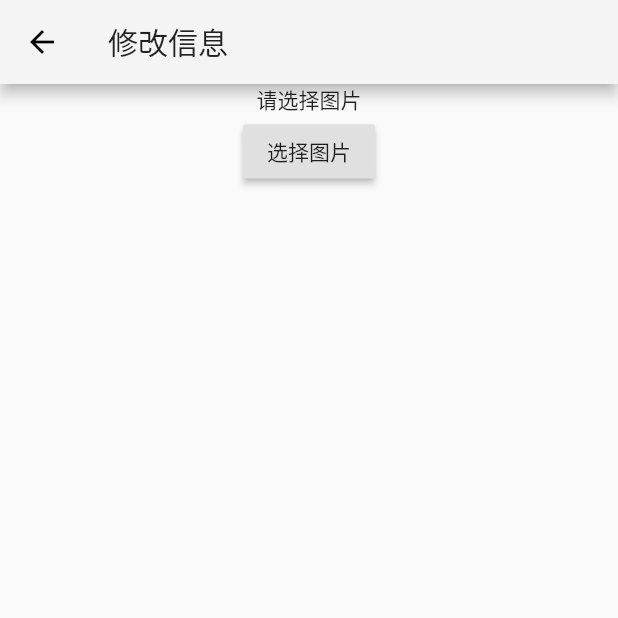
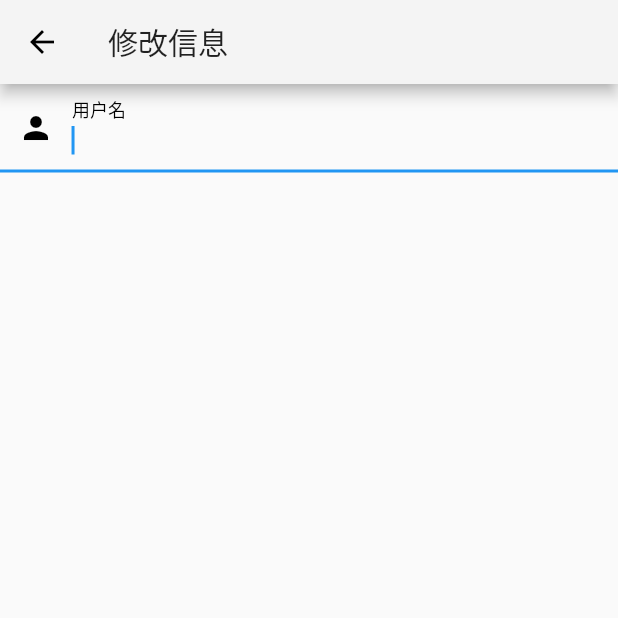
Before and after one commit to 1023198294/SennpaiWord, a Flutter app: the BottomNavigationWidget screen opened directly, item 4 of the bottom bar chosen, after a tap on "修改信息", on a phone screen of 412 x 824 dp, the top half of it. Run offline on Flutter 3.47's test engine with Material 2 defaults, Android fonts, the phone set to English and light mode, and no system bars; our stand-ins replace cookie_jar, dio, fl_chart, fluro, flutter_screenutil, flutter_spinkit and 8 more; missing offline and left inert: notus, zefyr; accounts and stored records are empty; network calls fail.

Commit message:
Change Avartic Implemented

```diff
--- a/lib/login/login.dart
+++ b/lib/login/login.dart
@@ -270,7 +270,7 @@ class _LoginPageState extends State<LoginPage>{
             ),
             //忘记密码按钮，点击执行事件
             onPressed: (){
-              DataUtils.doTestApi(
+              /*DataUtils.doTestApi(
                   {
                   'data':{
                   'username':'hyj0',
@@ -279,7 +279,7 @@ class _LoginPageState extends State<LoginPage>{
                 }
               }).then((res){
                 print(res);
-              });
+              });*/
             },
           ),
           FlatButton(
--- a/lib/login/sign_up.dart
+++ b/lib/login/sign_up.dart
@@ -277,6 +277,7 @@ class _SignUpPageState extends State<SignUpPage>{
               if(userResult == ''){
                 print('sign in error!');
               }else{
+                //DataUtils.image2Base64(userInfoData.transdata.defaultpic).then((res){});
                 setState(() {
                   userInfoData.transdata.userid = userResult;
                   userInfoData.transdata.username =_username;
--- a/lib/page1.dart
+++ b/lib/page1.dart
@@ -18,10 +18,10 @@ class HomePageWidgetState extends State<HomePageWidget>{
 //      ),
       body: Container(
         child: LoginScreen2(
-          backgroundColor1: Color(0xFF444152),
-          backgroundColor2: Color(0xFF6f6c7d),
-          highlightColor: Color(0xfff65aa3),
-          foregroundColor: Colors.white,
+          //backgroundColor1: Color(0xFF444152),
+          //backgroundColor2: Color(0xFF6f6c7d),
+          //highlightColor: Color(0xfff65aa3),
+          //foregroundColor: Colors.white,
 //        logo: new AssetImage("assets/images/full-bloom.png"),
         ),
       ),
--- a/lib/page4.dart
+++ b/lib/page4.dart
@@ -6,6 +6,7 @@ import 'package:share/share.dart';
 import 'package:flutter_app/page4/feedback.dart';
 import 'package:flutter_app/page4/select_list.dart';
 import 'package:flutter_app/utils/data_utils.dart';
+import 'package:image_picker/image_picker.dart';
 class MyPageWidget extends StatefulWidget{
   @override
   State<StatefulWidget> createState() {
@@ -16,10 +17,52 @@ class MyPageWidget extends StatefulWidget{
 class MyPageWidgetState extends State<MyPageWidget>{
   String username;
   String useremail;
+  bool hasVar;
+  var pic;
+  var base642pic;
+  var _imgPath;
+  ImageProvider<dynamic> defaultpic = NetworkImage(
+      'https://ss0.bdstatic.com/94oJfD_bAAcT8t7mm9GUKT-xh_/timg?image&quality=100&size=b4000_4000&sec=1575981417&di=654891dd70bee883c0f3c499f186582c&src=http://pic4.zhimg.com/50/v2-882fb1a465545c31301b9e7f9dfa9fc7_r.jpg'
+  );
   @override
   void initState() {
-
+    DataUtils.base642Image(userInfoData.transdata.avatarpic).then((res){
+      setState(() {
+        base642pic = res;
+        //print(res);
+      });
+    });
+    DataUtils.checkLogin().then((res)
+    {
+      if (res && userInfoData.transdata.avatarpic != '0')
+        {
+          setState(() {
+            pic = base642pic;
+            hasVar = true;
+            print('not default pic');
+          });
+        }else{
+       setState(() {
+         pic =  defaultpic;
+         hasVar = false;
+         print('default pic');
+       });
+      }
+    });
     super.initState();
+  }
+  _openGallery() async{
+    var image = await ImagePicker.pickImage(source:ImageSource.gallery);
+    setState(() {
+      _imgPath = image;
+      pic = FileImage(_imgPath);
+    });
+    DataUtils.image2Base64(_imgPath).then((res){
+      setState(() {
+        userInfoData.transdata.avatarpic = res;
+      });
+    });
+    DataUtils.postUserInfo().then((res){});
   }
   @override
   Widget build(BuildContext context) {
@@ -44,13 +87,37 @@ class MyPageWidgetState extends State<MyPageWidget>{
               decoration: BoxDecoration(
                 image: new DecorationImage(
                   fit: BoxFit.cover,
-                  image: new NetworkImage(
+                  image:pic == null ?
+                  NetworkImage(
                       'https://ss0.bdstatic.com/94oJfD_bAAcT8t7mm9GUKT-xh_/timg?image&quality=100&size=b4000_4000&sec=1575981417&di=654891dd70bee883c0f3c499f186582c&src=http://pic4.zhimg.com/50/v2-882fb1a465545c31301b9e7f9dfa9fc7_r.jpg'
-                  ),
+                  ):pic
+                  ,
+                  //image:pic,
                 ),
               ),
+              onDetailsPressed:()=> {
+                showDialog(
+                    context: context,
+                    builder: (_) => SimpleDialog(
+                      title: Text(' '),
+                      titlePadding: EdgeInsets.all(1),
+                      backgroundColor: Colors.white,
+                      elevation: 5,
+                        shape: RoundedRectangleBorder(
+                            borderRadius: BorderRadius.all(Radius.circular(6))),
+                      children: <Widget>[
+                        RaisedButton(
+                          onPressed: _openGallery,
+                          child: Text('更换头像'),
+                          color: Colors.white,
+                        )
+                      ],
+                    )
+                ),
+              }
             ),
-            ListTile(
+
+            /*ListTile(
               leading: Icon(
                 Icons.border_color,
                 size:27.0,
@@ -64,7 +131,7 @@ class MyPageWidgetState extends State<MyPageWidget>{
                     MaterialPageRoute(builder: (context)=>SelectListPage()));
                 },
             ),
-            new Divider(),
+            new Divider(),*/
             ListTile(
               leading: Icon(
                 Icons.build,
--- a/lib/page4/change_info.dart
+++ b/lib/page4/change_info.dart
@@ -3,6 +3,7 @@ import 'dart:convert';
 import 'package:crypto/crypto.dart';
 import 'package:flutter/cupertino.dart';
 import 'package:flutter/material.dart';
+import 'package:flutter_app/userinfo/user_info_data.dart';
 import 'package:flutter_app/utils/data_utils.dart';
 import 'package:fluttertoast/fluttertoast.dart';
 import 'package:image_picker/image_picker.dart';
@@ -18,9 +19,16 @@ class ChangeInfoPageState extends State<ChangeInfoPage>{
   var _imgPath;
   var _img;
   var _base64Txt='';
+  var _username;
+  var _userId;
+  TextEditingController _usernameController  = TextEditingController();
   @override
   void initState() {
     super.initState();
+    setState(() {
+      _username = userInfoData.transdata.username;
+      _userId = userInfoData.transdata.userid;
+    });
   }
   @override
   void dispose() {
@@ -28,20 +36,27 @@ class ChangeInfoPageState extends State<ChangeInfoPage>{
   }
     @override
   Widget build(BuildContext context) {
-
     return WillPopScope(
         child:Scaffold(
           appBar: AppBar(
             title: Text('修改信息'),
           ),
-          body: Column(
-            children:[
-              _imageView(_imgPath),
-              RaisedButton(
-            onPressed: _openGallery,
-            child: Text('选择图片'),
-            ),
-        ],
+          body:
+          Column(
+            children: <Widget>[
+              TextField(
+                autofocus: true,
+                decoration: InputDecoration(
+                  labelText: '用户名',
+                  labelStyle: TextStyle(
+                    color: Colors.black
+                  ),
+                  prefixIcon: Icon(Icons.person,color: Colors.black,)
+                ),
+                onChanged: (s) => _username = s,
+                controller: _usernameController,
+              )
+            ],
           )
         ),
 
@@ -69,7 +84,6 @@ class ChangeInfoPageState extends State<ChangeInfoPage>{
           //print('base64: '+ _base64Txt);
         });
       });
-
       DataUtils.base642Image(_base64Txt).then((res){
         setState(() {
           _img = res;
@@ -81,7 +95,6 @@ class ChangeInfoPageState extends State<ChangeInfoPage>{
           //Text(_base64Txt),
           _img
         ],
-
       );
       //return Image.file(imgPath);
     }
--- a/lib/userinfo/user_info.dart
+++ b/lib/userinfo/user_info.dart
@@ -1,3 +1,4 @@
+import 'package:flutter/material.dart';
 var availableList = ['CET4','CET6','TOEFL','GRE','IETLS'];
 class UserInfo{
   String userid; //default 0
@@ -11,6 +12,9 @@ class UserInfo{
   String education;//default 'Undergraduate'
   bool haslogin ;//default false
   var plan;
+  //var defaultpic =NetworkImage(
+  //    'https://ss0.bdstatic.com/94oJfD_bAAcT8t7mm9GUKT-xh_/timg?image&quality=100&size=b4000_4000&sec=1575981417&di=654891dd70bee883c0f3c499f186582c&src=http://pic4.zhimg.com/50/v2-882fb1a465545c31301b9e7f9dfa9fc7_r.jpg');
+
   UserInfo({this.userid='0',this.username='tadokoro kouji',this.password='',this.avatarpic='0',this.email='1145141919@810.com',this.pnumber='11451419198',this.sex='U',this.wordlist='None',this.education='Undergraduate',this.haslogin=false});
   factory UserInfo.fromJson(Map<String,dynamic> json){
     String userId = json['userid'];
--- a/lib/utils/data_utils.dart
+++ b/lib/utils/data_utils.dart
@@ -11,26 +11,26 @@ import 'package:fluro/fluro.dart';
 import 'package:flutter_app/userinfo/user_info.dart';
 import 'package:flutter_app/utils/net_utils.dart';
 import 'package:shared_preferences/shared_preferences.dart';
+import 'package:path_provider/path_provider.dart';
 //import 'package:zefyr/zefyr.dart';
 class DataUtils{
 // ----------login page-------------
   static Future doLogin(Map<String,dynamic> params) async{
 
       var response = await NetUtils.post(Api.DO_SIGNIN, params);
-    //final prefs = await SharedPreferences.getInstance();
-    //await prefs.setBool('if_login', true);
-
+      //final prefs = await SharedPreferences.getInstance();
+      //await prefs.setBool('if_login', true);
     return response['data'];
   }
   static Future checkLogin() async{
 
-    /*final prefs = await SharedPreferences.getInstance();
-    var if_login = prefs.getBool('if_login');
-    return if_login;*/
-    var if_login = userInfoData.transdata.haslogin;
-    if (if_login == null)
+    final prefs = await SharedPreferences.getInstance();
+    var if_login1 = prefs.getBool('if_login');
+    //return if_login;
+    var if_login2 = userInfoData.transdata.haslogin;
+    if (if_login2 == null)
       return false;
-    return if_login;
+    return if_login1 || if_login2;
   }
   static Future doSignUp(Map<String,dynamic> params) async{
     var response = await NetUtils.post(Api.DO_SIGNUP, params);
@@ -105,15 +105,15 @@ class DataUtils{
     return response['data'];
   }
 
-//  static Future doTestApi(Map<String,dynamic> params)async{
-//    var response = await NetUtils.post(Api.Test_API+'/17341059', params);
-//    return response['data'];
-//  }
+  static Future doTestApi(Map<String,dynamic> params)async{
+    var response = await NetUtils.post(Api.Test_API+'/17341059', params);
+    return response['data'];
+  }
 
 
 
 
-  //---------------------------------------------------------------------------------------------------
+  //----------general---------------------------------------------------------------------------------
 
   static String encodeBase64(String data){
     var content = utf8.encode(data);
@@ -128,14 +128,34 @@ class DataUtils{
     List<int> imageBytes = await file.readAsBytes();
     return base64Encode(imageBytes);
   }
-
   static Future base642Image(String base64Txt) async {
     Uint8List decodeTxt = base64.decode(base64Txt);
-    return Image.memory(decodeTxt, width:100,fit: BoxFit.fitWidth, gaplessPlayback:true);//防止重绘
+    //return Image.memory(decodeTxt, width:100,fit: BoxFit.fitWidth, gaplessPlayback:true);//防止重绘
+    return MemoryImage(decodeTxt);
   }
+  static Future imageFile2Base64(File file) async {
+    List<int> imageBytes = await file.readAsBytes();
+    return base64Encode(imageBytes);
+  }
+  static Future getUserInfo() async{
+    var response = await NetUtils.post(Api.GET_INFO_USER+'/'+userInfoData.transdata.userid+'/info',{});
+    return response['data'];
+    }
+  static Future postUserInfo() async{
+    var response = await NetUtils.post(Api.GET_INFO_USER+'/'+userInfoData.transdata.userid+'/info',
+      {
+        'Uname':userInfoData.transdata.username,
+        'Avatar':userInfoData.transdata.avatarpic,
+        'Sex':'M',
+        'Education':'',
+        'Grade':''
+      }
+    );
+    print('post info data');
+    return response['data'];
+  }
+}
 
-
-}
 
 
 String _encode(Object object) =>
--- a/pubspec.yaml
+++ b/pubspec.yaml
@@ -40,6 +40,8 @@ dependencies:
   zefyr: ^0.8.0
   image_picker: ^0.6.2+3
   image_crop: ^0.3.1
+  permission_handler: ^3.0.1
+  image_gallery_saver : ^1.1.0
 dev_dependencies:
   flutter_test:
     sdk: flutter
@@ -59,6 +61,7 @@ flutter:
   assets:
   - images/head.jpg
   - images/logo.jpg
+  - images/sennpai.jpg
   # To add assets to your application, add an assets section, like this:
   # assets:
   #  - images/a_dot_burr.jpeg
```
Also changed, not shown: lib/main.dart (+16 -2 lines), images/sennpai.jpg (added), images/sennpai.png (added), pubspec.lock.
